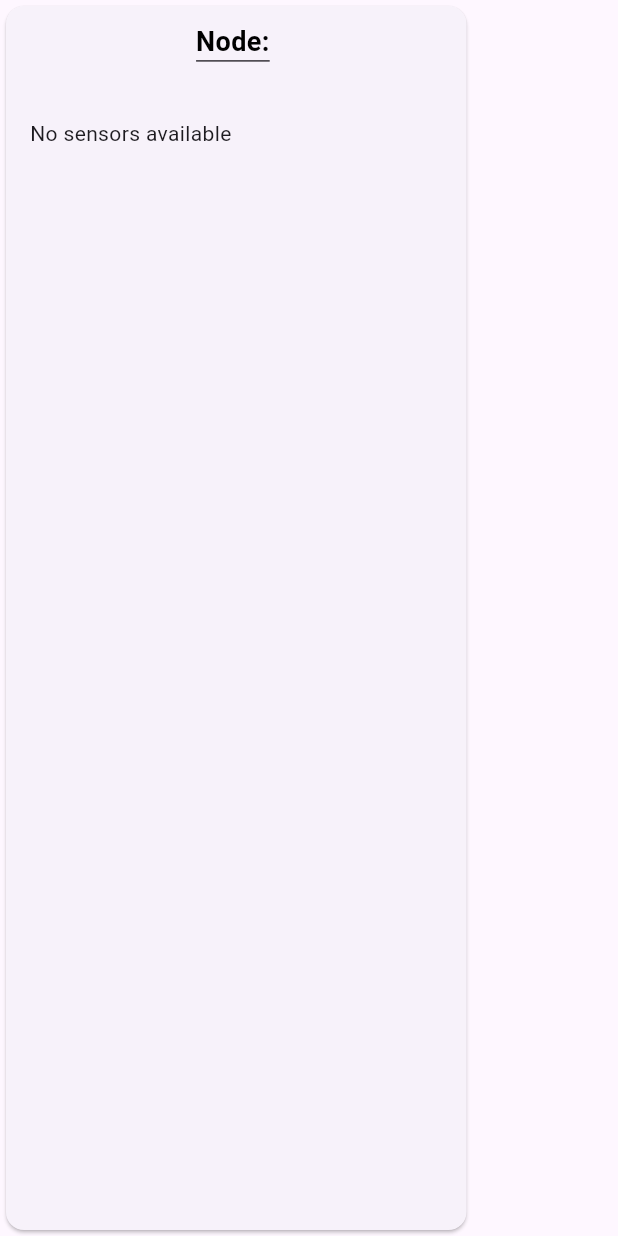
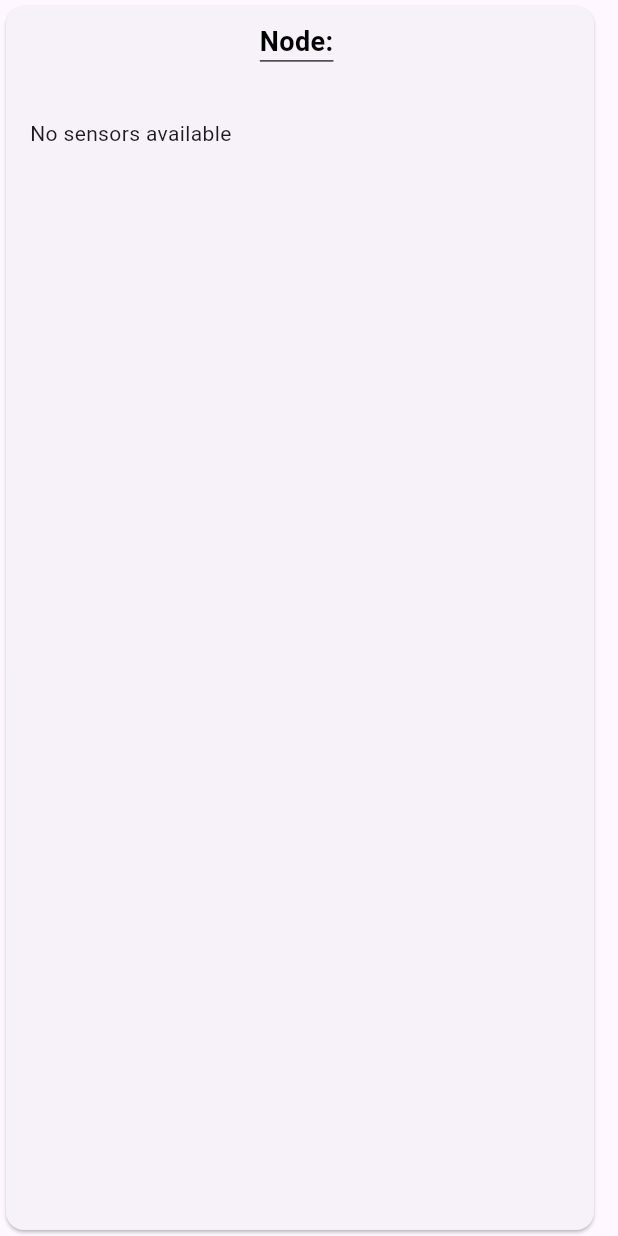
Before and after one commit to tryy3/CozyTemp_Flutter_Serverpod, a Flutter app: the TemperatureNode widget shown alone on an empty page, opened directly with empty values, on a phone screen of 412 x 824 dp. Run offline on Flutter 3.47's test engine with Material 3 defaults, Android fonts, the phone set to English and light mode, and no system bars; missing offline and left inert: serverpod, serverpod_client, serverpod_flutter, widgetbook, widgetbook_annotation; statements that could not run were skipped.

Commit message:
Added some more dynamic view

```diff
--- /dev/null
+++ b/flutter_server_flutter/lib/widgets/temperature_layout_constants.dart
@@ -0,0 +1,42 @@
+/// Layout constants for temperature widgets
+///
+/// This file contains shared sizing and spacing values to ensure
+/// consistent layout across temperature node and sensor widgets.
+
+/// Minimum width for each node card
+const double minNodeWidth = 280.0;
+
+/// Maximum width for each node card
+const double maxNodeWidth = 400.0;
+
+/// Breakpoint width for switching sensor layout
+/// Below this width: 1 sensor per row
+/// At or above this width: 2 sensors per row
+const double sensorBreakpoint = 300.0;
+
+/// Padding inside the node card
+const double nodeCardPadding = 16.0;
+
+/// Horizontal spacing between sensors
+const double sensorSpacing = 16.0;
+
+/// Vertical spacing between sensor rows
+const double sensorRunSpacing = 16.0;
+
+/// Padding inside each sensor card (horizontal)
+const double sensorPaddingHorizontal = 12.0;
+
+/// Padding inside each sensor card (vertical)
+const double sensorPaddingVertical = 16.0;
+
+/// Calculate the width for a sensor based on the available width and sensors per row
+///
+/// [availableWidth] - The width available for sensors (node width minus padding)
+/// [sensorsPerRow] - Number of sensors to fit per row (1 or 2)
+double calculateSensorWidth(double availableWidth, int sensorsPerRow) {
+  if (sensorsPerRow <= 1) {
+    return availableWidth;
+  }
+  return (availableWidth - (sensorSpacing * (sensorsPerRow - 1))) /
+      sensorsPerRow;
+}
--- a/flutter_server_flutter/lib/widgets/temperature_node.dart
+++ b/flutter_server_flutter/lib/widgets/temperature_node.dart
@@ -1,6 +1,7 @@
 import 'package:flutter/material.dart';
 import 'package:flutter_server_client/flutter_server_client.dart';
 import 'package:flutter_server_flutter/widgets/temperature_sensor.dart';
+import 'package:flutter_server_flutter/widgets/temperature_layout_constants.dart';
 
 class TemperatureNode extends StatelessWidget {
   /// The node to display
@@ -13,11 +14,26 @@ class TemperatureNode extends StatelessWidget {
   Widget build(BuildContext context) {
     final sensors = node.sensors ?? [];
 
-    return SizedBox(
-      width: 315, // Fixed width for consistent grid-like layout
+    return ConstrainedBox(
+      constraints: const BoxConstraints(
+        minWidth: minNodeWidth,
+        maxWidth: maxNodeWidth,
+      ),
       child: Card(
-        child: Padding(
-          padding: const EdgeInsets.all(16),
+        child: LayoutBuilder(
+          builder: (context, constraints) {
+            // Calculate available width for sensors (subtract card padding)
+            final availableWidth = constraints.maxWidth - (nodeCardPadding * 2);
+
+            // Determine how many sensors per row based on breakpoint
+            final sensorsPerRow = availableWidth >= sensorBreakpoint ? 2 : 1;
+
+            // Calculate sensor width
+            final sensorWidth =
+                calculateSensorWidth(availableWidth, sensorsPerRow);
+
+            return Padding(
+              padding: const EdgeInsets.all(nodeCardPadding),
               child: Column(
                 crossAxisAlignment: CrossAxisAlignment.start,
                 children: [
@@ -48,14 +64,19 @@ class TemperatureNode extends StatelessWidget {
                     const Text('No sensors available')
                   else
                     Wrap(
-                  spacing: 16,
-                  runSpacing: 16,
+                      spacing: sensorSpacing,
+                      runSpacing: sensorRunSpacing,
                       children: sensors
-                      .map((sensor) => TemperatureSensor(sensor: sensor))
+                          .map((sensor) => TemperatureSensor(
+                                sensor: sensor,
+                                width: sensorWidth,
+                              ))
                           .toList(),
                     ),
                 ],
               ),
+            );
+          },
         ),
       ),
     );
```
Also changed, not shown: flutter_server_flutter/lib/widgets/temperature_nodes_list.dart (+8 -5 lines), flutter_server_flutter/lib/widgets/temperature_sensor.dart (+19 -3 lines). Lines whose indentation alone changed are shown as unchanged.
